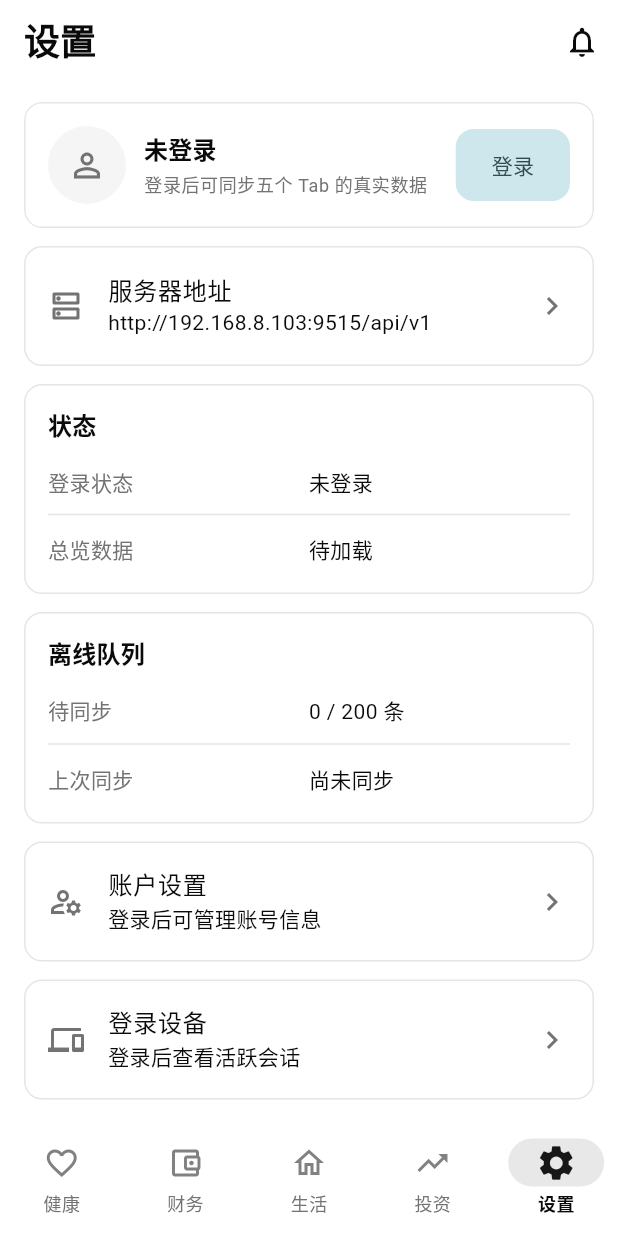
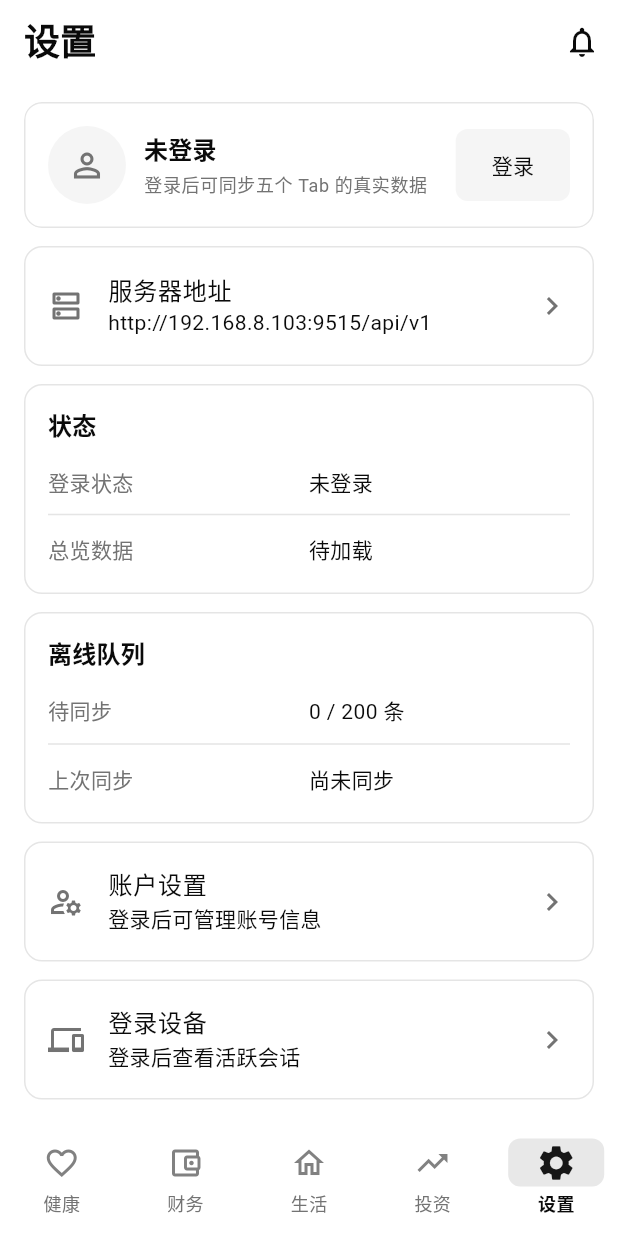
Before and after one commit to ZeroOneCN/LifeOS2, a Flutter app: the screen it shows after launch, item 5 of the bottom bar chosen, on a phone screen of 412 x 824 dp. Run offline on Flutter 3.47's test engine with Material 3 defaults, Android fonts, the phone set to English and light mode, and no system bars; our stand-ins replace connectivity_plus, dio, flutter_secure_storage, go_router, image_picker, package_info_plus and 2 more; accounts and stored records are empty.

Commit message:
feat(mobile): 统一按钮规范、8dp 圆角与主题色槽去蓝

```diff
--- a/mobile/lib/features/finance/finance_expense_create_page.dart
+++ b/mobile/lib/features/finance/finance_expense_create_page.dart
@@ -169,7 +169,7 @@ class _FinanceExpenseCreatePageState extends State<FinanceExpenseCreatePage> {
       child: Form(
         key: _formKey,
         child: ListView(
-          padding: const EdgeInsets.only(bottom: 24),
+          padding: const EdgeInsets.only(bottom: 32),
           children: <Widget>[
             Column(
               crossAxisAlignment: CrossAxisAlignment.stretch,
--- a/mobile/lib/features/health/health_medication_create_page.dart
+++ b/mobile/lib/features/health/health_medication_create_page.dart
@@ -133,7 +133,7 @@ class _HealthMedicationCreatePageState extends State<HealthMedicationCreatePage>
       child: Form(
         key: _formKey,
         child: ListView(
-          padding: const EdgeInsets.only(bottom: 24),
+          padding: const EdgeInsets.only(bottom: 32),
           children: <Widget>[
             Column(
               crossAxisAlignment: CrossAxisAlignment.stretch,
--- a/mobile/lib/features/health/health_steps_create_page.dart
+++ b/mobile/lib/features/health/health_steps_create_page.dart
@@ -156,7 +156,7 @@ class _HealthStepsCreatePageState extends State<HealthStepsCreatePage> {
       child: Form(
         key: _formKey,
         child: ListView(
-          padding: const EdgeInsets.only(bottom: 24),
+          padding: const EdgeInsets.only(bottom: 32),
           children: <Widget>[
             Column(
               crossAxisAlignment: CrossAxisAlignment.stretch,
--- a/mobile/lib/features/invest/forex_create_page.dart
+++ b/mobile/lib/features/invest/forex_create_page.dart
@@ -186,7 +186,7 @@ class _ForexCreatePageState extends State<ForexCreatePage> {
       child: Form(
         key: _formKey,
         child: ListView(
-          padding: const EdgeInsets.only(bottom: 24),
+          padding: const EdgeInsets.only(bottom: 32),
           children: <Widget>[
             Column(
               crossAxisAlignment: CrossAxisAlignment.stretch,
--- a/mobile/lib/theme/app_theme.dart
+++ b/mobile/lib/theme/app_theme.dart
@@ -157,6 +157,14 @@ extension AppThemeContext on BuildContext {
       Theme.of(this).extension<AppSemanticColors>()!;
 }
 
+/// 圆角令牌：全 App 的按钮、Tab 指示器等「控件类」统一 8dp。
+///
+/// 卡片、输入框属于「容器类」，各自保持原有 12dp，不与控件混用。
+abstract final class AppRadii {
+  /// 控件圆角（按钮 / Tab 指示器 / 分段选择器）。
+  static const double control = 8;
+}
+
 abstract final class AppTheme {
   static ThemeData light() => _build(Brightness.light);
 
@@ -198,6 +206,10 @@ abstract final class AppTheme {
         // 深色模式下 primary 接近白色，靠颜色深浅区分选中太弱，
         // 因此叠加更明显的选中胶囊 + 图标放大 + 未选态降透明度。
         indicatorColor: scheme.primary.withValues(alpha: isDark ? 0.22 : 0.10),
+        // 选中指示器只做小圆角，不用 Material 默认的大胶囊。
+        indicatorShape: RoundedRectangleBorder(
+          borderRadius: BorderRadius.circular(AppRadii.control),
+        ),
         labelBehavior: NavigationDestinationLabelBehavior.alwaysHide,
         labelTextStyle: WidgetStateProperty.resolveWith<TextStyle?>((states) {
           final bool selected = states.contains(WidgetState.selected);
@@ -242,8 +254,43 @@ abstract final class AppTheme {
           // 否则 FilledButton 放进 Row 时会强制无限宽度并触发布局断言。
           minimumSize: const Size(64, 48),
           shape: RoundedRectangleBorder(
-            borderRadius: BorderRadius.circular(12),
+            borderRadius: BorderRadius.circular(AppRadii.control),
           ),
+        ),
+      ),
+      // 次操作 / 危险操作都由 OutlinedButton 承担：统一 48 高、8 圆角，
+      // 与主操作同尺寸，成对出现时不会一个长一个短。
+      outlinedButtonTheme: OutlinedButtonThemeData(
+        style: OutlinedButton.styleFrom(
+          minimumSize: const Size(64, 48),
+          padding: const EdgeInsets.symmetric(horizontal: 16),
+          shape: RoundedRectangleBorder(
+            borderRadius: BorderRadius.circular(AppRadii.control),
+          ),
+        ),
+      ),
+      // 分段选择器（区间 / 类型切换）：8dp 小圆角 + 黑白灰选中态，不用大胶囊。
+      segmentedButtonTheme: SegmentedButtonThemeData(
+        style: ButtonStyle(
+          shape: WidgetStatePropertyAll<OutlinedBorder>(
+            RoundedRectangleBorder(
+              borderRadius: BorderRadius.circular(AppRadii.control),
+            ),
+          ),
+          backgroundColor: WidgetStateProperty.resolveWith<Color?>(
+            (Set<WidgetState> states) => states.contains(WidgetState.selected)
+                ? scheme.primary
+                : scheme.surfaceContainerHigh,
+          ),
+          foregroundColor: WidgetStateProperty.resolveWith<Color?>(
+            (Set<WidgetState> states) => states.contains(WidgetState.selected)
+                ? scheme.onPrimary
+                : scheme.onSurfaceVariant,
+          ),
+          side: WidgetStatePropertyAll<BorderSide>(
+            BorderSide(color: scheme.outlineVariant),
+          ),
+          visualDensity: VisualDensity.compact,
         ),
       ),
       inputDecorationTheme: InputDecorationTheme(
@@ -274,7 +321,7 @@ abstract final class AppTheme {
         foregroundColor: scheme.onPrimary,
         elevation: 2,
         shape: RoundedRectangleBorder(
-          borderRadius: BorderRadius.circular(28),
+          borderRadius: BorderRadius.circular(AppRadii.control),
         ),
       ),
       snackBarTheme: SnackBarThemeData(
@@ -287,22 +334,62 @@ abstract final class AppTheme {
     );
   }
 
-  /// 显式对齐 Web 色板：先 fromSeed 保证 M3 内部派生字段完整，再覆盖中性面与语义 error。
+  /// 显式覆盖所有会露出的 M3 色槽，避免 `fromSeed` 的蓝色中性色泄漏。
+  ///
+  /// `fromSeed(Color(0xFF171717))` 虽然种子近黑，但 M3 会用种子推导出一整套
+  /// 带蓝色相的 tonal palette（`secondaryContainer` 就是浅蓝），一旦只覆盖
+  /// primary / surface 等少数槽位，Tab 选中态就会露出默认蓝。因此这里把
+  /// primary / secondary / tertiary / container / fixed / surfaceTint 全量
+  /// 收敛到黑白灰体系；红色只保留在 error（危险语义）。
   static ColorScheme _colorScheme(Brightness brightness) {
     final bool isDark = brightness == Brightness.dark;
     final ColorScheme base = ColorScheme.fromSeed(
       seedColor: isDark ? AppColors.primaryDark : AppColors.primaryLight,
       brightness: brightness,
     );
+    final Color primary = isDark ? AppColors.primaryDark : AppColors.primaryLight;
+    final Color onPrimary =
+        isDark ? AppColors.onPrimaryDark : AppColors.onPrimaryLight;
+    final Color surface = isDark ? AppColors.backgroundDark : AppColors.backgroundLight;
+    final Color onSurface =
+        isDark ? AppColors.foregroundDark : AppColors.foregroundLight;
+    final Color container = isDark ? AppColors.mutedDark : AppColors.mutedLight;
+    final Color onContainer = onSurface;
+    final Color neutral =
+        isDark ? AppColors.mutedForegroundDark : AppColors.mutedForegroundLight;
     return base.copyWith(
-      primary: isDark ? AppColors.primaryDark : AppColors.primaryLight,
-      onPrimary: isDark ? AppColors.onPrimaryDark : AppColors.onPrimaryLight,
-      secondary: isDark ? AppColors.mutedDark : AppColors.mutedLight,
-      onSecondary: isDark ? AppColors.foregroundDark : AppColors.foregroundLight,
-      surface: isDark ? AppColors.backgroundDark : AppColors.backgroundLight,
-      onSurface: isDark ? AppColors.foregroundDark : AppColors.foregroundLight,
-      onSurfaceVariant:
-          isDark ? AppColors.mutedForegroundDark : AppColors.mutedForegroundLight,
+      primary: primary,
+      onPrimary: onPrimary,
+      primaryContainer: container,
+      onPrimaryContainer: onContainer,
+      secondary: neutral,
+      onSecondary: isDark ? AppColors.foregroundDark : AppColors.backgroundLight,
+      secondaryContainer: container,
+      onSecondaryContainer: onContainer,
+      tertiary: neutral,
+      onTertiary: isDark ? AppColors.foregroundDark : AppColors.backgroundLight,
+      tertiaryContainer: container,
+      onTertiaryContainer: onContainer,
+      // fixed / dim 系列同样来自种子色，一旦被新组件使用就会露出蓝色。
+      primaryFixed: container,
+      primaryFixedDim: container,
+      onPrimaryFixed: onContainer,
+      onPrimaryFixedVariant: neutral,
+      secondaryFixed: container,
+      secondaryFixedDim: container,
+      onSecondaryFixed: onContainer,
+      onSecondaryFixedVariant: neutral,
+      tertiaryFixed: container,
+      tertiaryFixedDim: container,
+      onTertiaryFixed: onContainer,
+      onTertiaryFixedVariant: neutral,
+      inversePrimary: neutral,
+      surfaceTint: Colors.transparent,
+      surface: surface,
+      onSurface: onSurface,
+      onSurfaceVariant: neutral,
+      surfaceBright: isDark ? AppColors.cardDark : AppColors.cardLight,
+      surfaceDim: surface,
       error: isDark ? AppColors.dangerDark : AppColors.dangerLight,
       onError:
           isDark ? AppColors.onSemanticDark : AppColors.onSemanticLight,
@@ -312,10 +399,9 @@ abstract final class AppTheme {
           isDark ? AppColors.backgroundDark : AppColors.cardLight,
       surfaceContainerLow:
           isDark ? AppColors.cardDark : AppColors.backgroundLight,
-      surfaceContainer: isDark ? AppColors.mutedDark : AppColors.mutedLight,
-      surfaceContainerHigh: isDark ? AppColors.mutedDark : AppColors.mutedLight,
-      surfaceContainerHighest:
-          isDark ? AppColors.mutedDark : AppColors.mutedLight,
+      surfaceContainer: container,
+      surfaceContainerHigh: container,
+      surfaceContainerHighest: container,
     );
   }
 }
```
Also changed, not shown: mobile/lib/features/health/health_page.dart (+4 -3 lines), mobile/lib/features/settings/device_sessions_page.dart (+18 -18 lines), mobile/lib/shared/widgets/app_buttons.dart (added, +210 -0 lines).
